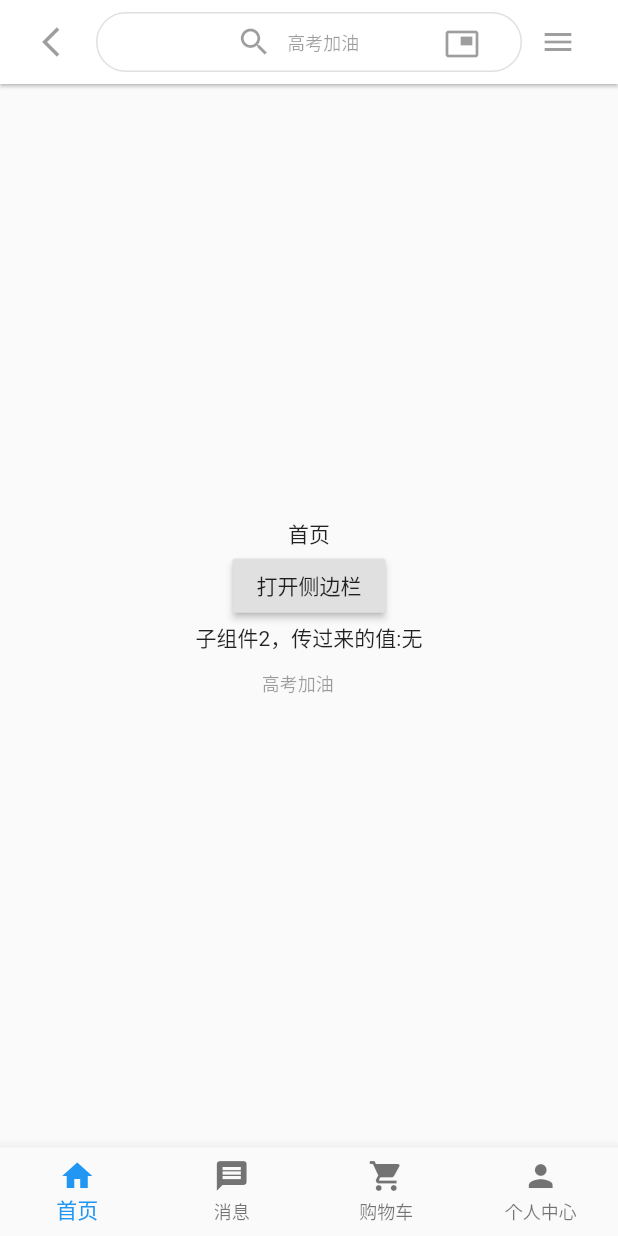
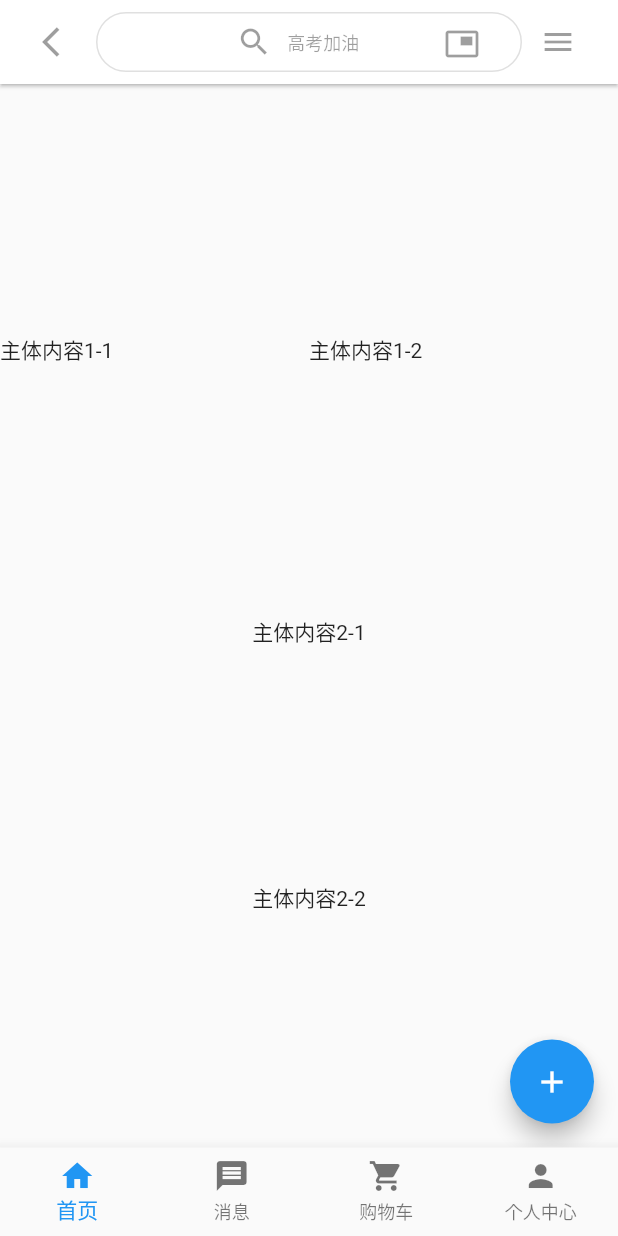
Before and after one commit to boonook/flutter, a Flutter app: the screen it shows after launch, after a tap on "跳转", on a phone screen of 412 x 824 dp. Run offline on Flutter 3.47's test engine with Material 2 defaults, Android fonts, the phone set to English and light mode, and no system bars; network calls fail.

Commit message:
flutter布局的基本使用

```diff
--- a/lib/screens/HomePage.dart
+++ b/lib/screens/HomePage.dart
@@ -1,7 +1,5 @@
 import 'package:flutter/material.dart';
 import '../components/HeaderAppBar.dart';
-import '../components/HomeChild.dart';
-import '../events/count_events.dart';
 
 class HomePage extends StatefulWidget {
   @override
@@ -9,15 +7,6 @@ class HomePage extends StatefulWidget {
 }
 
 class HomePageState extends State<HomePage> {
-  String data = "无";
-  String dataTwo = "传递给组件2的值";
-
-  void onChanged(val) {
-    setState(() {
-      data = val;
-    });
-  }
-
   @override
   Widget build(BuildContext context) {
     return Scaffold(
@@ -31,20 +20,38 @@ class HomePageState extends State<HomePage> {
         elevation: 1,
       ),
       body: Center(
-        child: Column(
-          mainAxisAlignment: MainAxisAlignment.center,
+        child:Column(
           children: <Widget>[
-            Text("首页"),
-            RaisedButton(
-              onPressed: () {
-                Scaffold.of(context).openDrawer();
-              },
-              child: Text("打开侧边栏"),
+            Expanded(
+              child:Row(
+                children: <Widget>[
+                  Expanded(
+                    child: Text('主体内容1-1'), flex: 1,
+                  ),
+                  Expanded(
+                    child: Text('主体内容1-2'), flex: 1,
+                  )
+                ]
+              )
             ),
-            Text('子组件2，传过来的值:' + '$data'),
-            HomeChild()
-          ],
-        ),
+            Expanded(
+              child:Column(
+                children: <Widget>[
+                  Expanded(
+                    child: Text('主体内容2-1'), flex: 1,
+                  ),
+                  Expanded(
+                    child: Text('主体内容2-2'), flex: 1,
+                  )
+                ]
+              )
+            ),
+          ]
+        )
+      ),
+      floatingActionButton: FloatingActionButton(
+        onPressed: () {},
+        child: Icon(Icons.add),
       ),
     );
   }
--- a/lib/screens/account.dart
+++ b/lib/screens/account.dart
@@ -112,7 +112,7 @@ class AccountState extends State<AccountScreen> {
                       itemBuilder: (context, index) {
                         Widget tip = Text("");
                         // 当渲染到最后一条数据时，加载动画提示
-                        if (index == this._list.length - 1) {
+                        if(index == this._list.length - 1) {
                           tip = _getMoreWidget();
                         }
                         return Column(
--- a/lib/screens/settings.dart
+++ b/lib/screens/settings.dart
@@ -23,7 +23,7 @@ class SettingsScreen extends StatelessWidget {
             ),
           ],
         ),
-      ),
+      )
     );
   }
 }
--- a/pubspec.yaml
+++ b/pubspec.yaml
@@ -24,7 +24,7 @@ dependencies:
   flutter:
     sdk: flutter
   event_bus: ^2.0.0
-
+  flutter_swiper: ^1.1.6
   # The following adds the Cupertino Icons font to your application.
   # Use with the CupertinoIcons class for iOS style icons.
   cupertino_icons: ^1.0.2
```
Also changed, not shown: lib/screens/CartPage.dart (+95 -5 lines), pubspec.lock.
